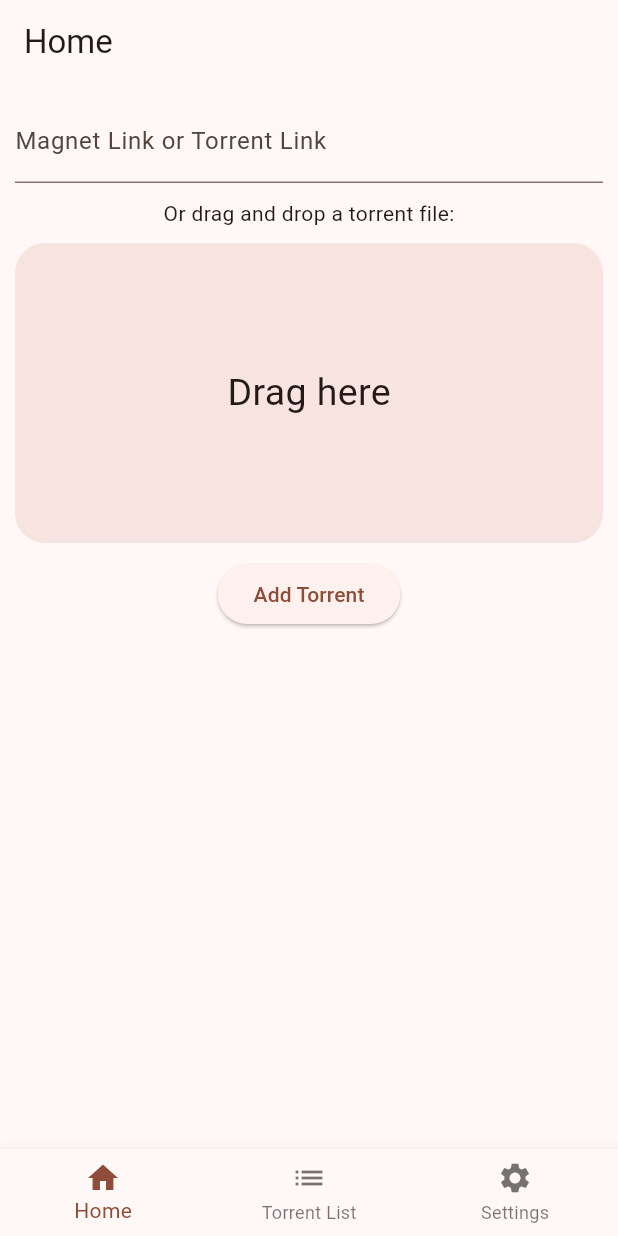
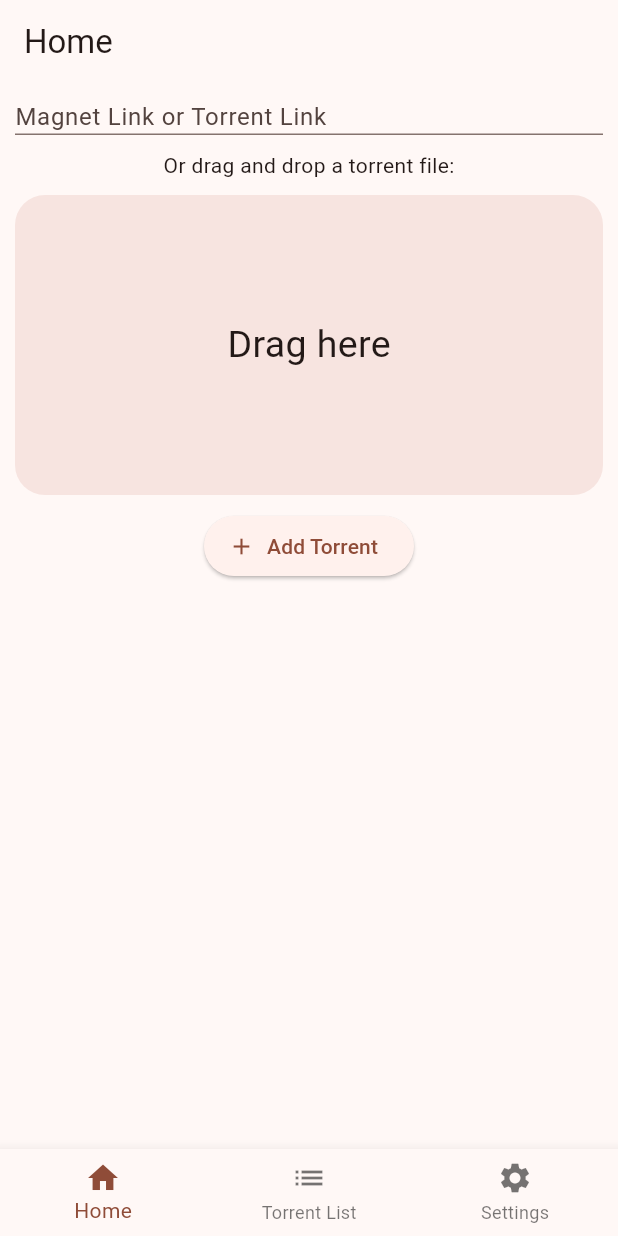
Before and after one commit to chrisngyn/TorPlayer3, a Flutter app: the screen it shows after launch, after a tap on "Add Torrent", on a phone screen of 412 x 824 dp. Run offline on Flutter 3.47's test engine with Material 3 defaults, Android fonts, the phone set to English and light mode, and no system bars; our stand-ins replace go_router; missing offline and left inert: dart:ffi, desktop_drop, media_kit; statements that could not run were skipped.

Commit message:
Allow add torrent from link

```diff
--- a/lib/routers/app_routes.dart
+++ b/lib/routers/app_routes.dart
@@ -1,3 +1,5 @@
 class AppRoutes {
   static const String home = 'home';
+
+  static const String torrentDetail = 'torrent_detail';
 }
--- a/lib/routers/go_routes.dart
+++ b/lib/routers/go_routes.dart
@@ -3,6 +3,7 @@ import 'package:go_router/go_router.dart';
 import 'package:tor_player/routers/app_routes.dart';
 import 'package:tor_player/routers/scaffold_with_nested_navigation.dart';
 import 'package:tor_player/views/home_view.dart';
+import 'package:tor_player/views/torrent_detail_view.dart';
 
 final GlobalKey<NavigatorState> _rootNavigatorKey =
     GlobalKey<NavigatorState>(debugLabel: 'root');
@@ -28,6 +29,14 @@ final goRouter = GoRouter(
           path: "/home",
           builder: (context, state) => const HomeView(),
         ),
+        GoRoute(
+          name: AppRoutes.torrentDetail,
+          path: "/torrents/:infoHash",
+          builder: (context, state) {
+            final infoHash = state.pathParameters['infoHash']!;
+            return TorrentDetailView(infoHash: infoHash);
+          },
+        )
       ],
     )
   ],
--- a/lib/routers/scaffold_with_nested_navigation.dart
+++ b/lib/routers/scaffold_with_nested_navigation.dart
@@ -31,8 +31,8 @@ class ScaffoldWithNestedNavigation extends StatelessWidget {
           selectedIndex: _calculateSelectedIndex(context),
           onDestinationSelected: (index) =>
               _onDestinationSelected(context, index),
+          extended: constraints.maxWidth > 600,
           child: child,
-          extended: constraints.maxWidth > 600,
         );
       }
     });
--- a/lib/views/home_view.dart
+++ b/lib/views/home_view.dart
@@ -1,5 +1,8 @@
 import 'package:desktop_drop/desktop_drop.dart';
 import 'package:flutter/material.dart';
+import 'package:go_router/go_router.dart';
+import 'package:tor_player/routers/app_routes.dart';
+import 'package:torrent/torrent.dart' as torrent;
 
 class HomeView extends StatefulWidget {
   const HomeView({super.key});
@@ -12,7 +15,10 @@ class _HomeViewState extends State<HomeView> {
   late final TextEditingController _textEditingController;
 
   bool _dragging = false;
-  DropItem? item;
+  DropItem? _item;
+
+  bool _adding = false;
+  Exception? _error;
 
   @override
   void initState() {
@@ -27,17 +33,46 @@ class _HomeViewState extends State<HomeView> {
   }
 
   void _addTorrent() async {
-    // final resp = await torrent.LibTorrent().torrentApi.addTorrent(
-    //       torrent.AddTorrentRequest(
-    //         link: _textEditingController.text,
-    //       ),
-    //       deleteOthers: true,
-    //     );
+    setState(() {
+      _adding = true;
+    });
+    try {
+      final resp = await torrent.LibTorrent().torrentApi.addTorrent(
+            torrent.AddTorrentRequest(
+              link: _textEditingController.text,
+            ),
+            deleteOthers: false,
+          );
+      debugPrint('Added torrent: $resp');
 
-    // setState(() {
-    //   _infoHash = resp?.infoHash;
-    //   _textEditingController.clear();
-    // });
+      setState(() {
+        _error = null;
+        _textEditingController.clear();
+        _item = null;
+      });
+
+      if (resp == null) {
+        return;
+      }
+
+      if (!mounted) {
+        return;
+      }
+
+      await context.pushNamed(
+        AppRoutes.torrentDetail,
+        pathParameters: {
+          'infoHash': resp.infoHash,
+        },
+      );
+    } catch (e) {
+      debugPrint('Error adding torrent: $e');
+      _error = e as Exception?;
+    } finally {
+      setState(() {
+        _adding = false;
+      });
+    }
   }
 
   @override
@@ -58,9 +93,10 @@ class _HomeViewState extends State<HomeView> {
                   controller: _textEditingController,
                   decoration: const InputDecoration(
                     labelText: 'Magnet Link or Torrent Link',
-                    // alignLabelWithHint: true,
                     hintText: 'Enter a magnet link or torrent link',
+                    isCollapsed: true,
                   ),
+                  maxLines: null,
                 ),
               ),
               spacerSmall,
@@ -69,7 +105,7 @@ class _HomeViewState extends State<HomeView> {
               DropTarget(
                 onDragDone: (detail) {
                   setState(() {
-                    item = detail.files.first;
+                    _item = detail.files.first;
                   });
                 },
                 onDragEntered: (detail) {
@@ -100,9 +136,20 @@ class _HomeViewState extends State<HomeView> {
                 ),
               ),
               spacerSmall,
-              ElevatedButton(
+              if (_error != null) ...[
+                Text('Error adding torrent: $_error'),
+                spacerSmall,
+              ],
+              ElevatedButton.icon(
                 onPressed: _addTorrent,
-                child: const Text('Add Torrent'),
+                label: const Text('Add Torrent'),
+                icon: _adding
+                    ? const SizedBox(
+                        width: 20,
+                        height: 20,
+                        child: CircularProgressIndicator(),
+                      )
+                    : const Icon(Icons.add),
               ),
             ],
           ),
```
Also changed, not shown: lib/views/torrent_detail_view.dart (added, +27 -0 lines).
